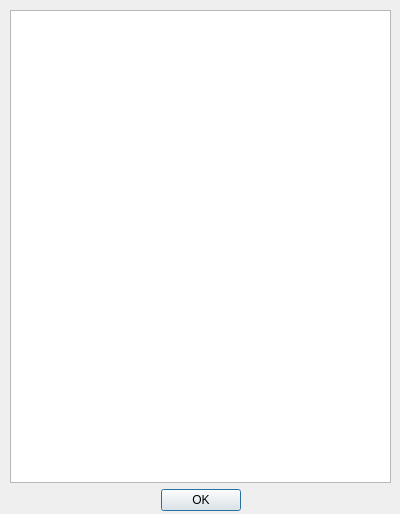
This is KPD GUI/DialogMessage.ui in mathieubray/KPDGUI as Qt 5 draws it before an edit. The edited form follows.
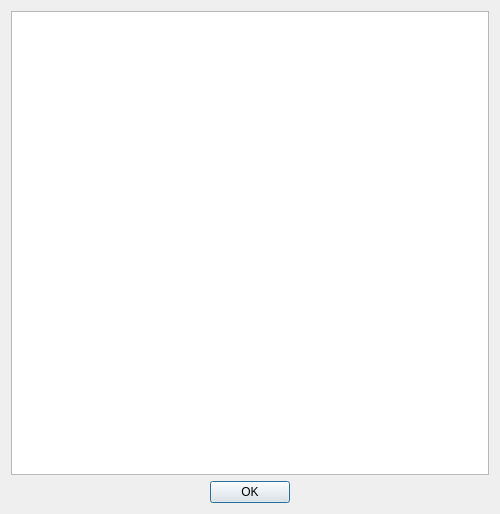
This is the edited form. Icons and pictures are not drawn.

```diff
--- a/KPD GUI/DialogMessage.ui
+++ b/KPD GUI/DialogMessage.ui
@@ -6,34 +6,31 @@
    <rect>
     <x>0</x>
     <y>0</y>
-    <width>400</width>
+    <width>500</width>
     <height>514</height>
    </rect>
   </property>
   <property name="minimumSize">
    <size>
-    <width>400</width>
+    <width>500</width>
     <height>514</height>
    </size>
   </property>
   <property name="maximumSize">
    <size>
-    <width>400</width>
+    <width>16777215</width>
     <height>514</height>
    </size>
   </property>
   <property name="windowTitle">
    <string>Solution Information</string>
   </property>
-  <widget class="QWidget" name="layoutWidget">
-   <property name="geometry">
-    <rect>
-     <x>10</x>
-     <y>10</y>
-     <width>381</width>
-     <height>501</height>
-    </rect>
-   </property>
+  <property name="windowIcon">
+   <iconset>
+    <normaloff>images/logo.png</normaloff>images/logo.png</iconset>
+  </property>
+  <layout class="QGridLayout" name="gridLayout">
+   <item row="0" column="0">
    <layout class="QVBoxLayout" name="verticalLayout">
     <item>
      <widget class="QTextEdit" name="messageBox"/>
@@ -52,7 +49,8 @@
      </widget>
     </item>
    </layout>
-  </widget>
+   </item>
+  </layout>
  </widget>
  <resources/>
  <connections>
```
Lines whose indentation alone changed are shown as unchanged.
